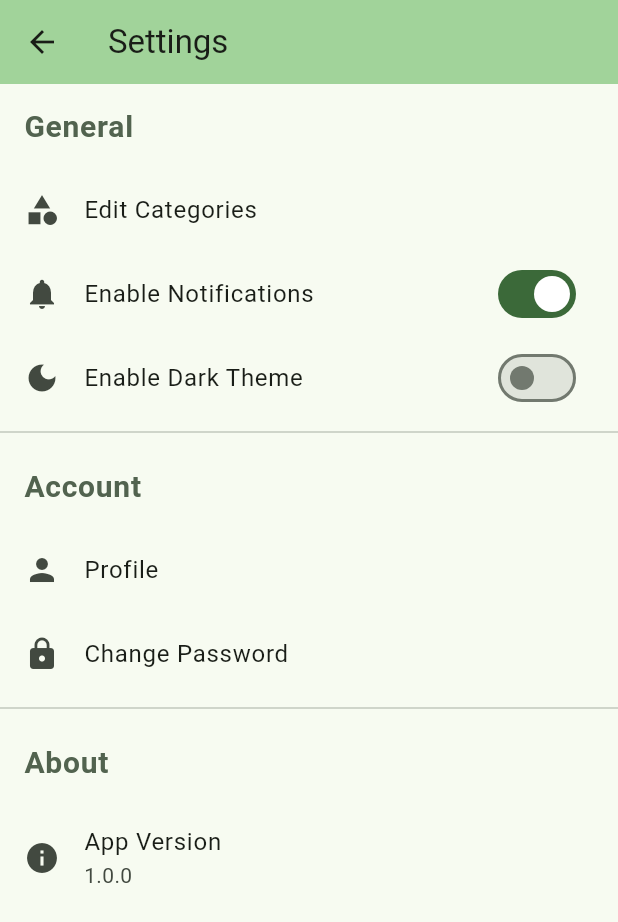
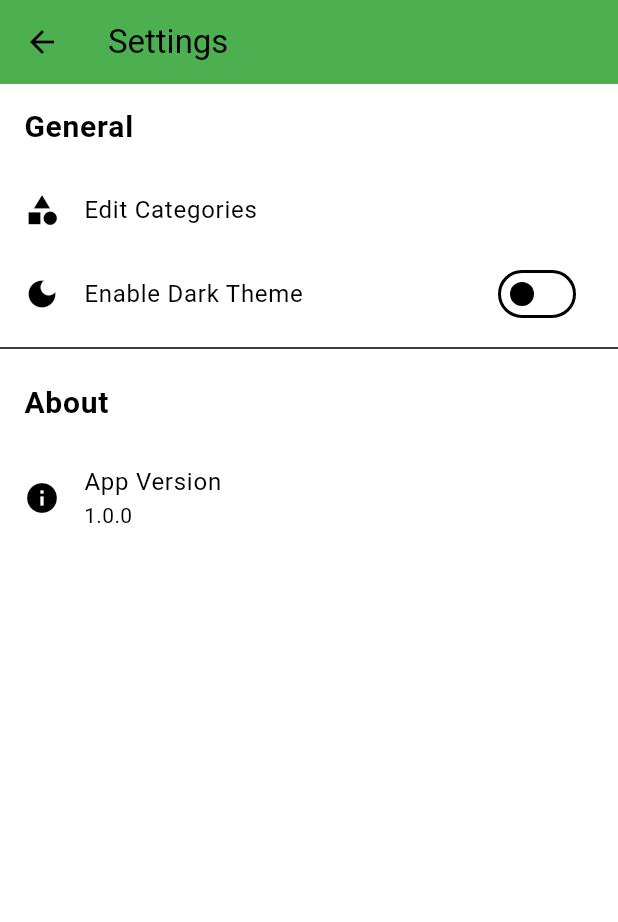
Before and after one commit to jjerrell/RootRecords, a Flutter app: the screen it shows after launch, after a tap on the "settings" icon, on a phone screen of 412 x 824 dp. Shown: the top 922 px of the screen. Run offline on Flutter 3.47's test engine with Material 3 defaults, Android fonts, the light colour scheme and no system bars; our stand-ins replace sqflite; accounts and stored records are empty.

Commit message:
Adds and incorporates a Provider for dark/light theme

```diff
--- a/lib/main.dart
+++ b/lib/main.dart
@@ -1,12 +1,15 @@
 import 'package:flutter/material.dart';
+import 'package:provider/provider.dart';
 import 'package:root_records/model/task.dart';
+import 'package:root_records/provider/theme_notifier.dart';
 import 'package:root_records/view/settings_view.dart';
 import 'package:root_records/view/task_edit_view.dart';
 import 'package:root_records/view/task_view.dart';
 import 'db/database_helper.dart';
 
 void main() {
-  runApp(const MyApp());
+  runApp(ChangeNotifierProvider(
+      create: (context) => ThemeNotifier(), child: const MyApp()));
 }
 
 class MyApp extends StatelessWidget {
@@ -15,12 +18,12 @@ class MyApp extends StatelessWidget {
   // This widget is the root of your application.
   @override
   Widget build(BuildContext context) {
-    return MaterialApp(
-        title: 'RootRecords',
-        theme: ThemeData(
-            colorScheme: ColorScheme.fromSeed(seedColor: Colors.green),
-            useMaterial3: true),
-        home: const MyHomePage(title: 'Gardening Diary'));
+    return Consumer<ThemeNotifier>(builder: (context, themeNotifier, child) {
+      return MaterialApp(
+          title: 'RootRecords',
+          theme: themeNotifier.currentTheme,
+          home: const MyHomePage(title: 'Gardening Diary'));
+    });
   }
 }
 
@@ -72,7 +75,6 @@ class _MyHomePageState extends State<MyHomePage> {
   Widget build(BuildContext context) {
     return Scaffold(
       appBar: AppBar(
-        backgroundColor: Theme.of(context).colorScheme.inversePrimary,
         title: Text(widget.title),
         actions: [
           IconButton(
@@ -109,9 +111,7 @@ class _MyHomePageState extends State<MyHomePage> {
                           builder: (context) => TaskEditPage(
                             task: task,
                             onSave: (updatedTask) {
-                              // Handle saving the updated task (e.g., update the task in the list and database)
                               _updateTask(updatedTask);
-                              // print('Task updated: ${updatedTask.name}');
                             },
                           ),
                         ),
--- /dev/null
+++ b/lib/provider/theme_notifier.dart
@@ -0,0 +1,38 @@
+import 'package:flutter/material.dart';
+
+class ThemeNotifier extends ChangeNotifier {
+  bool _isDarkTheme = false;
+
+  bool get isDarkTheme => _isDarkTheme;
+
+  ThemeData get currentTheme => _isDarkTheme ? darkTheme : lightTheme;
+
+  void toggleTheme() {
+    _isDarkTheme = !_isDarkTheme;
+    notifyListeners();
+  }
+}
+
+final ThemeData lightTheme = ThemeData(
+  primarySwatch: Colors.green,
+  brightness: Brightness.light,
+  appBarTheme: const AppBarTheme(
+    color: Colors.green,
+  ),
+  colorScheme: const ColorScheme.light(
+    primary: Colors.green,
+    secondary: Colors.greenAccent,
+  ),
+);
+
+final ThemeData darkTheme = ThemeData(
+  primarySwatch: Colors.green,
+  brightness: Brightness.dark,
+  appBarTheme: const AppBarTheme(
+    color: Colors.green,
+  ),
+  colorScheme: const ColorScheme.dark(
+    primary: Colors.green,
+    secondary: Colors.greenAccent,
+  ),
+);
--- a/lib/view/settings_view.dart
+++ b/lib/view/settings_view.dart
@@ -1,4 +1,6 @@
 import 'package:flutter/material.dart';
+import 'package:provider/provider.dart';
+import '../provider/theme_notifier.dart';
 
 class SettingsView extends StatefulWidget {
   const SettingsView({super.key});
@@ -9,24 +11,21 @@ class SettingsView extends StatefulWidget {
 
 class _SettingsViewState extends State<SettingsView> {
   bool _notificationEnabled = true;
-  bool _darkThemeEnabled = false;
 
   @override
   Widget build(BuildContext context) {
     return Scaffold(
       appBar: AppBar(
-        backgroundColor: Theme.of(context).colorScheme.inversePrimary,
         title: const Text('Settings'),
       ),
       body: ListView(
         children: [
-          ListTile(
+          const ListTile(
             title: Text(
               "General",
               style: TextStyle(
                 fontSize: 20,
                 fontWeight: FontWeight.bold,
-                color: Theme.of(context).colorScheme.secondary,
               ),
             ),
           ),
@@ -37,59 +36,59 @@ class _SettingsViewState extends State<SettingsView> {
               // Handle category navigation
             },
           ),
-          SwitchListTile(
-            title: const Text('Enable Notifications'),
-            value: _notificationEnabled,
-            onChanged: (bool value) {
-              setState(() {
-                _notificationEnabled = value;
-              });
-            },
-            secondary: const Icon(Icons.notifications),
-          ),
-          SwitchListTile(
-            title: const Text('Enable Dark Theme'),
-            value: _darkThemeEnabled,
-            onChanged: (bool value) {
-              setState(() {
-                _darkThemeEnabled = value;
-              });
-            },
-            secondary: const Icon(Icons.dark_mode),
-          ),
-          const Divider(),
-          ListTile(
-            title: Text(
-              "Account",
-              style: TextStyle(
-                fontSize: 20,
-                fontWeight: FontWeight.bold,
-                color: Theme.of(context).colorScheme.secondary,
-              ),
-            ),
-          ),
-          ListTile(
-            leading: const Icon(Icons.person),
-            title: const Text('Profile'),
-            onTap: () {
-              // Handle Profile tap
+          // SwitchListTile(
+          //   title: const Text('Enable Notifications'),
+          //   value: _notificationEnabled,
+          //   onChanged: (bool value) {
+          //     setState(() {
+          //       _notificationEnabled = value;
+          //     });
+          //   },
+          //   secondary: const Icon(Icons.notifications),
+          // ),
+          Consumer<ThemeNotifier>(
+            builder: (context, themeNotifier, child) {
+              return SwitchListTile(
+                title: const Text('Enable Dark Theme'),
+                value: themeNotifier.isDarkTheme,
+                onChanged: (bool value) {
+                  themeNotifier.toggleTheme();
+                },
+                secondary: const Icon(Icons.dark_mode),
+              );
             },
           ),
-          ListTile(
-            leading: const Icon(Icons.lock),
-            title: const Text('Change Password'),
-            onTap: () {
-              // Handle Change Password tap
-            },
-          ),
+          // const Divider(),
+          // const ListTile(
+          //   title: Text(
+          //     "Account",
+          //     style: TextStyle(
+          //       fontSize: 20,
+          //       fontWeight: FontWeight.bold,
+          //     ),
+          //   ),
+          // ),
+          // ListTile(
+          //   leading: const Icon(Icons.person),
+          //   title: const Text('Profile'),
+          //   onTap: () {
+          //     // Handle Profile tap
+          //   },
+          // ),
+          // ListTile(
+          //   leading: const Icon(Icons.lock),
+          //   title: const Text('Change Password'),
+          //   onTap: () {
+          //     // Handle Change Password tap
+          //   },
+          // ),
           const Divider(),
-          ListTile(
+          const ListTile(
             title: Text(
               "About",
               style: TextStyle(
                 fontSize: 20,
                 fontWeight: FontWeight.bold,
-                color: Theme.of(context).colorScheme.secondary,
               ),
             ),
           ),
--- a/pubspec.yaml
+++ b/pubspec.yaml
@@ -41,6 +41,9 @@ dependencies:
   # DB/Persistance
   sqflite: ^2.0.0+4
   path: ^1.8.0
+
+  # State management
+  provider: ^6.0.0
 
 dev_dependencies:
   flutter_test:
```
Also changed, not shown: pubspec.lock.
